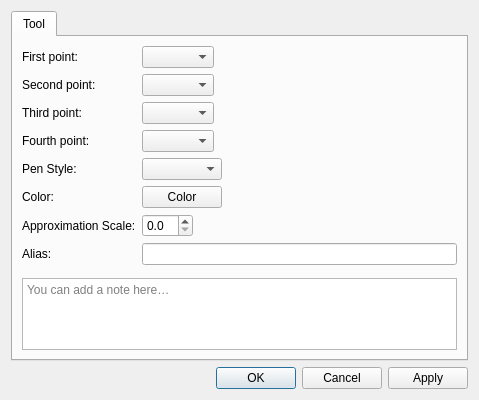
equinox-patterns/Ostara, file src/libs/vtools/dialogs/tools/dialogcubicbezier.ui: the form before one commit.
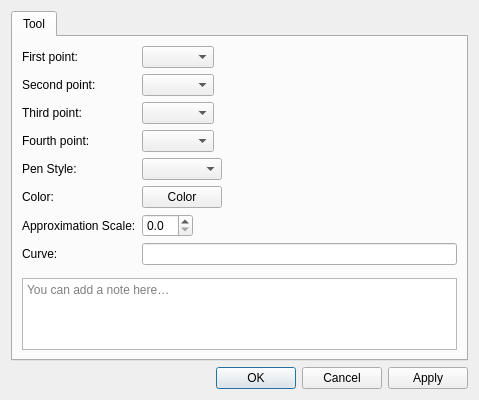
The form after the commit. Icons and pictures are not drawn. Custom widgets are drawn as their Qt base class.

Commit message: Curve and arc naming: Curve_/Arc_/ElArc_ display, drop point-derived names

```diff
--- a/src/libs/vtools/dialogs/tools/dialogcubicbezier.ui
+++ b/src/libs/vtools/dialogs/tools/dialogcubicbezier.ui
@@ -140,7 +140,7 @@
        <item row="7" column="0">
         <widget class="QLabel" name="labelAlias">
          <property name="text">
-          <string>Alias:</string>
+          <string>Curve:</string>
          </property>
         </widget>
        </item>
```
The commit also changes 10 other files.
